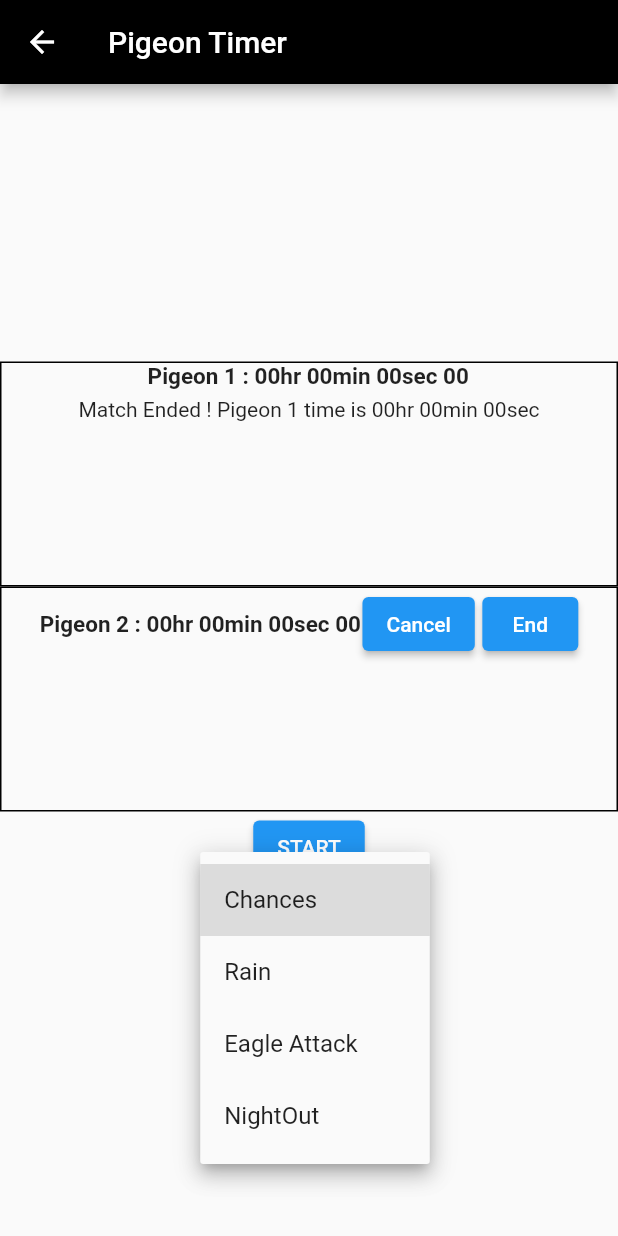
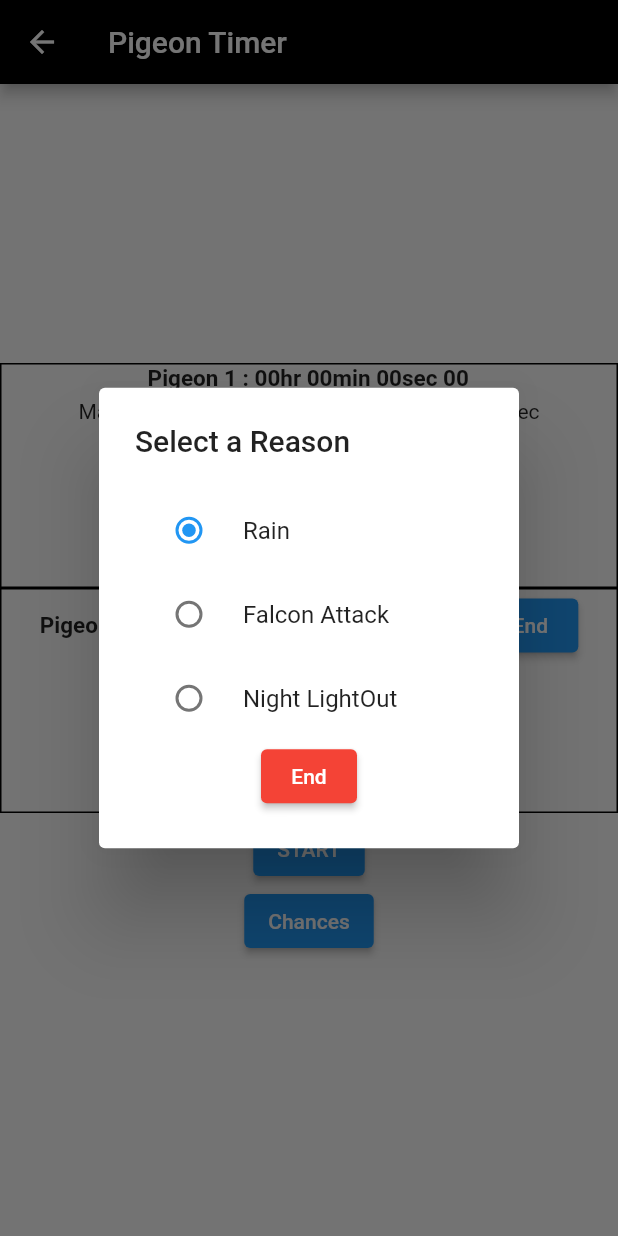
Before and after one commit to fliersclub/FliersClub, a Flutter app: the TimerScreen screen opened directly, after a tap on "End", after a tap on "Chances", on a phone screen of 412 x 824 dp. Run offline on Flutter 3.47's test engine with Material 2 defaults, Android fonts, the phone set to English and light mode, and no system bars; our stand-ins replace carousel_slider, cloud_firestore, firebase_auth, firebase_core, firebase_storage, image_picker and 1 more; accounts and stored records are empty; network calls fail.

Commit message:
chances updated with alert dialog radiolisttile

```diff
--- a/lib/main.dart
+++ b/lib/main.dart
@@ -1,12 +1,10 @@
 import 'package:cloud_firestore/cloud_firestore.dart';
 import 'package:firebase_auth/firebase_auth.dart';
 import 'package:firebase_core/firebase_core.dart';
-import 'package:fliersclub/screens/Admin_Screens/admin_dashboard_screen.dart';
+
 import 'package:fliersclub/screens/Admin_Screens/adminhome_screen.dart';
 import 'package:fliersclub/screens/AuthScreen/landing_screen.dart';
-import 'package:fliersclub/screens/AuthScreen/login_screen.dart';
-import 'package:fliersclub/screens/ClubScreens/clubadmin_home.dart';
-import 'package:fliersclub/screens/ClubScreens/clubuser_homescreen.dart';
+
 import 'package:fliersclub/screens/ClubScreens/tournament_screen1.dart';
 import 'package:fliersclub/screens/RefereeScreens/refereehome.dart';
 import 'package:flutter/material.dart';
--- a/lib/screens/AuthScreen/register_screen.dart
+++ b/lib/screens/AuthScreen/register_screen.dart
@@ -63,6 +63,7 @@ class _RegisterScreenState extends State<RegisterScreen> {
                   height: 10,
                 ),
                 TextFormField1(
+                    type: TextInputType.emailAddress,
                     validator: (value) {
                       if (value!.isEmpty) {
                         return 'Please enter an email';
@@ -91,6 +92,7 @@ class _RegisterScreenState extends State<RegisterScreen> {
                   height: 15,
                 ),
                 TextFormField1(
+                    type: TextInputType.number,
                     validator: (value) {
                       if (value!.isEmpty) {
                         return 'Please enter an mobile number';
--- a/lib/screens/ClubScreens/clubadmin_home.dart
+++ b/lib/screens/ClubScreens/clubadmin_home.dart
@@ -24,7 +24,7 @@ class _ClubAdminHomeState extends State<ClubAdminHome> {
       length: 3,
       child: Scaffold(
         body: Scaffold(
-          appBar: TabBar(tabs: [
+          appBar: TabBar(labelColor: Colors.black, tabs: [
             Tab(
               icon: Icon(
                 Icons.dashboard_rounded,
--- a/lib/screens/ClubScreens/tournment_screen2.dart
+++ b/lib/screens/ClubScreens/tournment_screen2.dart
@@ -145,12 +145,14 @@ class _TournamentScreenState extends State<TournamentScreen2> {
                                               snapshot.data!.docs[index]
                                                   ['umpname'],
                                           style: TextStyle(
+                                              color: Colors.white,
                                               fontWeight: FontWeight.bold),
                                         ),
                                         Text(
                                           snapshot.data!.docs[index]
                                               ['matchumpire'],
                                           style: TextStyle(
+                                              color: Colors.white,
                                               fontWeight: FontWeight.bold,
                                               fontSize: 8),
                                         ),
--- a/lib/screens/RefereeScreens/refree_reg_screen.dart
+++ b/lib/screens/RefereeScreens/refree_reg_screen.dart
@@ -109,6 +109,7 @@ class _RefereeRegScreenState extends State<RefereeRegScreen> {
               height: 5,
             ),
             TextFormField1(
+              type: TextInputType.emailAddress,
               validator: (value) {
                 if (value!.isEmpty) {
                   return 'Please enter an email';
@@ -126,7 +127,7 @@ class _RefereeRegScreenState extends State<RefereeRegScreen> {
             TextFormField1(
               validator: (value) {
                 if (value!.isEmpty) {
-                  return 'Please enter an email';
+                  return 'Please enter an password';
                 } else if (value.length < 6) {
                   return 'Password is weak';
                 }
@@ -139,9 +140,10 @@ class _RefereeRegScreenState extends State<RefereeRegScreen> {
               height: 5,
             ),
             TextFormField1(
+              type: TextInputType.number,
               validator: (value) {
                 if (value!.isEmpty) {
-                  return 'Please enter an email';
+                  return 'Please enter an number';
                 } else if (value.length > 10 || value.length < 10) {
                   return 'Please enter a valid number';
                 }
--- a/lib/screens/RefereeScreens/timer_screen.dart
+++ b/lib/screens/RefereeScreens/timer_screen.dart
@@ -1,5 +1,4 @@
 import 'package:cloud_firestore/cloud_firestore.dart';
-import 'package:firebase_core/firebase_core.dart';
 import 'package:flutter/material.dart';
 import 'package:stop_watch_timer/stop_watch_timer.dart';
 
@@ -20,9 +19,9 @@ class _TimerScreenState extends State<TimerScreen> {
   }
 
   FirebaseFirestore _firebaseFirestore = FirebaseFirestore.instance;
-  String chance = '';
-  String _selectedItem = 'Chances';
-  List<String> items = ['Chances', 'Rain', 'Eagle Attack', 'NightOut'];
+
+  String _selectedchance = 'Rain';
+
   final StopWatchTimer _stopWatchTimer1 = StopWatchTimer();
   final StopWatchTimer _stopWatchTimer2 = StopWatchTimer();
   bool iscancelled1 = false;
@@ -112,7 +111,7 @@ class _TimerScreenState extends State<TimerScreen> {
                                                 isEnd1 = true;
                                               });
                                             },
-                                            child: Text('End'))
+                                            child: const Text('End'))
                                       ],
                                     )
                                   : const SizedBox(),
@@ -268,7 +267,7 @@ class _TimerScreenState extends State<TimerScreen> {
                           .doc(widget.matchdata['matchid'])
                           .set({
                         'matchid': widget.matchdata['matchid'],
-                        'chance': chance,
+                        'chance': '',
                         'participantName': widget.matchdata['participantName'],
                         'mobile': widget.matchdata['mobile'],
                         'matchtime': widget.matchdata['matchtime'],
@@ -289,7 +288,7 @@ class _TimerScreenState extends State<TimerScreen> {
                           )
                           .collection('Matches')
                           .doc(widget.matchdata['matchid'])
-                          .update({'matchend': true, 'chance': chance});
+                          .update({'matchend': true, 'chance': ''});
                       await _firebaseFirestore
                           .collection('ClubAdmin')
                           .doc(widget.matchdata['cid'])
@@ -297,7 +296,7 @@ class _TimerScreenState extends State<TimerScreen> {
                           .doc(widget.matchdata['tournamentid'])
                           .collection('matches')
                           .doc(widget.matchdata['matchid'])
-                          .update({'matchend': true, 'chance': chance});
+                          .update({'matchend': true, 'chance': ''});
                     } catch (e) {
                       print(e.toString());
                     }
@@ -305,24 +304,69 @@ class _TimerScreenState extends State<TimerScreen> {
                     Navigator.of(context).pop();
                   },
                   child: const Text('End Match')),
-          Container(
-            height: 50,
-            child: DropdownButton<String>(
-              value: _selectedItem,
-              onChanged: (newVal) {
-                setState(() {
-                  _selectedItem = newVal!;
-                  chance = newVal;
-                });
+          ElevatedButton(
+              onPressed: () {
+                showDialog(
+                  context: context,
+                  builder: (context) {
+                    return StatefulBuilder(
+                      builder: (context, setState) {
+                        return AlertDialog(
+                          title: const Text('Select a Reason'),
+                          content: Container(
+                            child: Column(
+                                mainAxisSize: MainAxisSize.min,
+                                children: [
+                                  RadioListTile(
+                                      title: const Text('Rain'),
+                                      value: 'Rain',
+                                      groupValue: _selectedchance,
+                                      onChanged: (value) {
+                                        setState(() {
+                                          _selectedchance = value.toString();
+                                        });
+                                      }),
+                                  RadioListTile(
+                                      title: const Text('Falcon Attack'),
+                                      value: 'Falcon Attack',
+                                      groupValue: _selectedchance,
+                                      onChanged: (value) {
+                                        setState(() {
+                                          _selectedchance = value.toString();
+                                        });
+                                      }),
+                                  RadioListTile(
+                                      title: const Text('Night LightOut'),
+                                      value: 'Night LightOut',
+                                      groupValue: _selectedchance,
+                                      onChanged: (value) {
+                                        setState(() {
+                                          _selectedchance = value.toString();
+                                        });
+                                      }),
+                                  ElevatedButton(
+                                    style: ElevatedButton.styleFrom(
+                                        backgroundColor: Colors.red),
+                                    onPressed: () {
+                                      print(_selectedchance);
+                                    },
+                                    child: const Text(
+                                      'End',
+                                    ),
+                                  )
+                                ]),
+                          ),
+                        );
+                      },
+                    );
+                  },
+                );
               },
-              items: items.map<DropdownMenuItem<String>>((String value) {
-                return DropdownMenuItem<String>(
-                  child: Text(value),
-                  value: value,
-                );
-              }).toList(),
-            ),
-          )
+              child: const Text(
+                'Chances',
+              ))
+
+          //
         ]),
       ),
     );
--- a/lib/widgets/textformfield.dart
+++ b/lib/widgets/textformfield.dart
@@ -5,6 +5,7 @@ import 'package:flutter/src/widgets/framework.dart';
 class TextFormField1 extends StatelessWidget {
   TextFormField1(
       {this.validator,
+      this.type,
       this.hintText,
       this.ontap,
       this.controller,
@@ -14,6 +15,7 @@ class TextFormField1 extends StatelessWidget {
   Function()? ontap;
   final String? Function(String?)? validator;
   TextEditingController? controller;
+  TextInputType? type;
   bool? readonly;
   String? label;
   @override
@@ -22,6 +24,7 @@ class TextFormField1 extends StatelessWidget {
         margin: const EdgeInsets.symmetric(horizontal: 12),
         width: double.infinity,
         child: TextFormField(
+          keyboardType: type,
           validator: validator,
           readOnly: readonly == null ? false : true,
           controller: controller,
```
Also changed, not shown: lib/screens/AuthScreen/landing_screen.dart (+7 -2 lines), lib/screens/RefereeScreens/refereehome.dart (+7 -1 lines), lib/screens/User_Screens/user_reg.dart (added).
